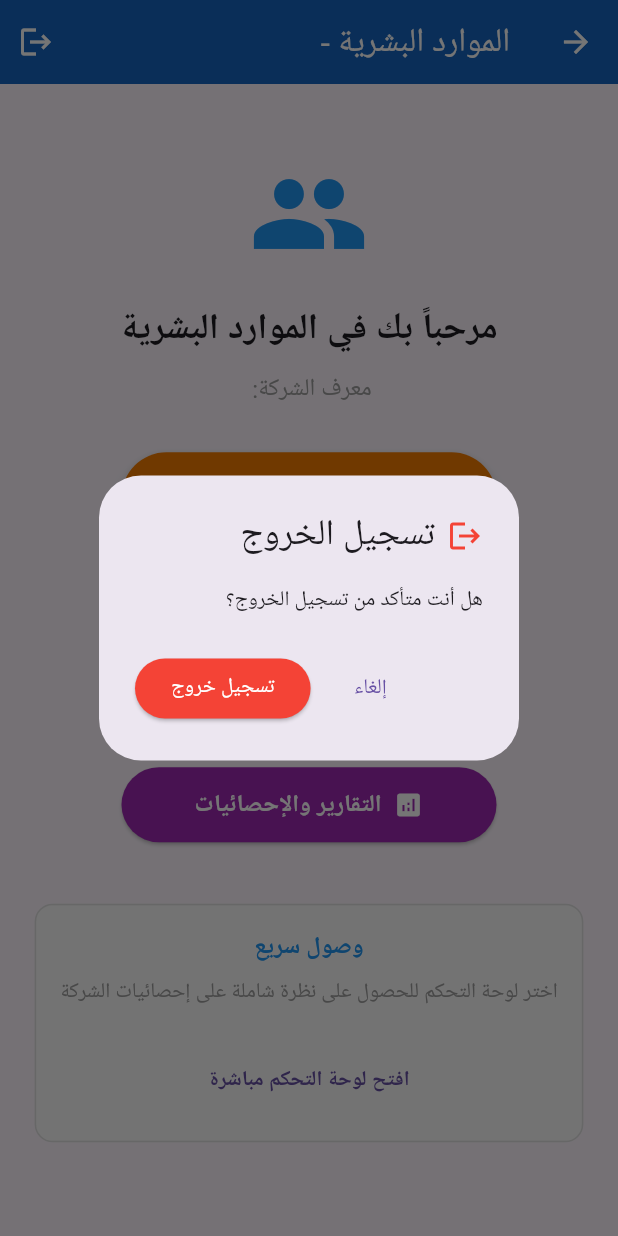
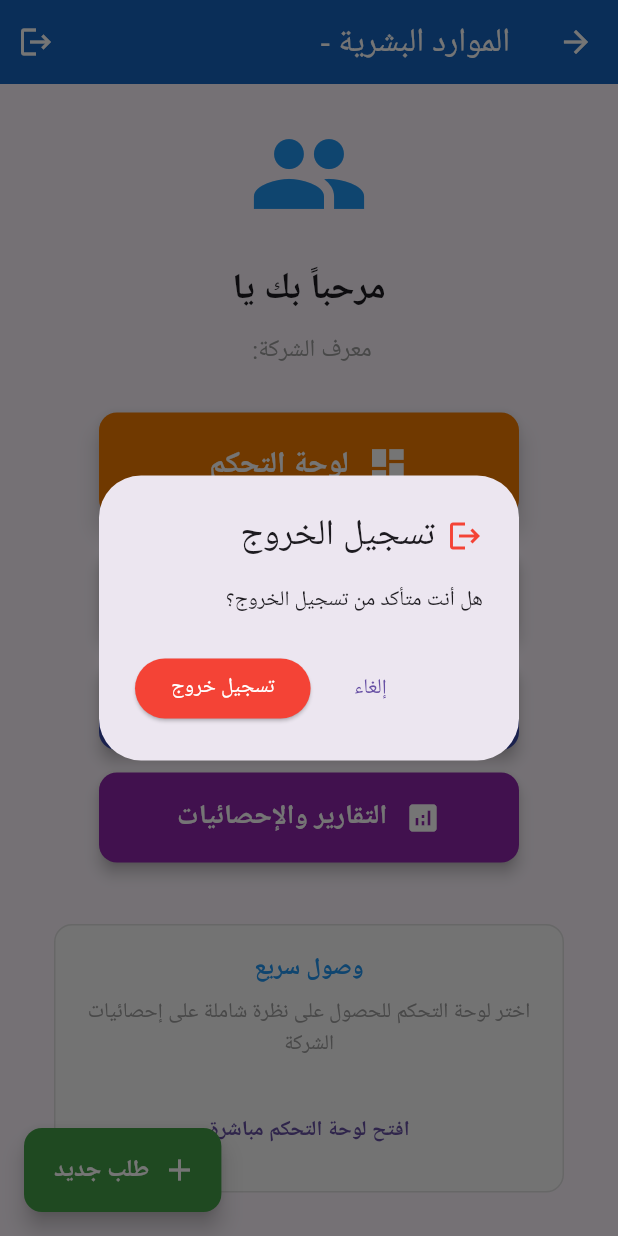
Before and after one commit to ahmedsima5-bot/DriversApp, a Flutter app: the HRMainScreen screen opened directly with empty values, after a tap on the "logout" icon, on a phone screen of 412 x 824 dp. Run offline on Flutter 3.47's test engine with Material 3 defaults, Android fonts, the phone set to English and light mode, and no system bars; our stand-ins replace cloud_firestore, firebase_auth, firebase_core, google_maps_flutter, image_picker, shared_preferences; accounts and stored records are empty; generated files the repository leaves out were written again; Roboto replaces fonts that are missing (Tajawal).

```diff
--- a/lib/Screens/hr/hr_main_screen.dart
+++ b/lib/Screens/hr/hr_main_screen.dart
@@ -5,6 +5,9 @@ import 'hr_requests_screen.dart';
 import 'hr_drivers_management.dart';
 import 'hr_reports_screen.dart';
 import 'hr_dashboard.dart';
+// 💡 استيراد شاشة طلب جديد (يجب التأكد من المسار الصحيح لديك)
+import '../requester/new_request_screen.dart';
+
 
 class HRMainScreen extends StatefulWidget {
   final String companyId;
@@ -22,10 +25,28 @@ class _HRMainScreenState extends State<HRMainScreen> {
   int _pendingRequestsCount = 0;
   bool _loadingPendingCount = true;
 
+  // 💡 تحديد بيانات افتراضية للمستخدم الحالي لعمل زر الطلب الجديد
+  String _currentUserId = 'HR_Admin_ID';
+  String _currentUserName = 'مسؤول الموارد البشرية';
+
+
   @override
   void initState() {
     super.initState();
     _loadPendingRequestsCount();
+    _getCurrentUserAndLoadCount(); // 💡 إضافة دالة جلب بيانات المستخدم
+  }
+
+  // 💡 دالة لجلب بيانات المستخدم الحالي
+  void _getCurrentUserAndLoadCount() {
+    final user = _auth.currentUser;
+    if (user != null) {
+      // في تطبيق حقيقي، يجب جلب اسم المستخدم من Firestore هنا
+      setState(() {
+        _currentUserId = user.uid;
+        _currentUserName = user.displayName ?? 'مسؤول الموارد البشرية';
+      });
+    }
   }
 
   Future<void> _loadPendingRequestsCount() async {
@@ -52,7 +73,10 @@ class _HRMainScreenState extends State<HRMainScreen> {
   Future<void> _logout() async {
     try {
       await _auth.signOut();
-      Navigator.pushReplacementNamed(context, '/login');
+      // تأكد من وجود مسار '/login' في ملف main.dart
+      if (mounted) {
+        Navigator.pushReplacementNamed(context, '/login');
+      }
     } catch (e) {
       print('❌ خطأ في تسجيل الخروج: $e');
     }
@@ -91,182 +115,15 @@ class _HRMainScreenState extends State<HRMainScreen> {
     );
   }
 
-  @override
-  Widget build(BuildContext context) {
-    return Scaffold(
-      appBar: AppBar(
-        title: Text('الموارد البشرية - ${widget.companyId}'),
-        backgroundColor: Colors.blue[800],
-        foregroundColor: Colors.white,
-        actions: [
-          IconButton(
-            icon: const Icon(Icons.logout),
-            onPressed: _showLogoutConfirmation,
-            tooltip: 'تسجيل الخروج',
-          ),
-        ],
-      ),
-      body: Center(
-        child: Column(
-          mainAxisAlignment: MainAxisAlignment.center,
-          children: [
-            const Icon(Icons.people, size: 80, color: Colors.blue),
-            const SizedBox(height: 20),
-            const Text(
-              'مرحباً بك في الموارد البشرية',
-              style: TextStyle(fontSize: 24, fontWeight: FontWeight.bold),
-            ),
-            const SizedBox(height: 10),
-            Text(
-              'معرف الشركة: ${widget.companyId}',
-              style: const TextStyle(fontSize: 16, color: Colors.grey),
-            ),
-            const SizedBox(height: 30),
-
-            // زر لوحة التحكم
-            ElevatedButton(
-              onPressed: () {
-                Navigator.of(context).push(
-                  MaterialPageRoute(
-                    builder: (context) => HRDashboard(companyId: widget.companyId),
-                  ),
-                );
-              },
-              style: ElevatedButton.styleFrom(
-                minimumSize: const Size(250, 60),
-                backgroundColor: Colors.orange[700],
-                foregroundColor: Colors.white,
-                elevation: 4,
-              ),
-              child: const Row(
-                mainAxisSize: MainAxisSize.min,
-                children: [
-                  Icon(Icons.dashboard, size: 24),
-                  SizedBox(width: 8),
-                  Text(
-                    'لوحة التحكم',
-                    style: TextStyle(fontSize: 18, fontWeight: FontWeight.bold),
-                  ),
-                ],
-              ),
-            ),
-
-            const SizedBox(height: 20),
-
-            // زر إدارة الطلبات مع إشعار
-            Stack(
-              children: [
-                ElevatedButton(
-                  onPressed: () {
-                    Navigator.of(context).push(
-                      MaterialPageRoute(
-                        builder: (context) => HRRequestsScreen(companyId: widget.companyId),
-                      ),
-                    ).then((_) => _loadPendingRequestsCount());
-                  },
-                  style: ElevatedButton.styleFrom(
-                    minimumSize: const Size(250, 50),
-                    backgroundColor: Colors.blue,
-                    foregroundColor: Colors.white,
-                  ),
-                  child: const Row(
-                    mainAxisSize: MainAxisSize.min,
-                    children: [
-                      Icon(Icons.request_page, size: 20),
-                      SizedBox(width: 8),
-                      Text(
-                        'إدارة الطلبات',
-                        style: TextStyle(fontSize: 16, fontWeight: FontWeight.bold),
-                      ),
-                    ],
-                  ),
-                ),
-                if (_pendingRequestsCount > 0 && !_loadingPendingCount)
-                  Positioned(
-                    right: 8,
-                    top: 8,
-                    child: Container(
-                      padding: const EdgeInsets.all(6),
-                      decoration: const BoxDecoration(
-                        color: Colors.red,
-                        shape: BoxShape.circle,
-                      ),
-                      child: Text(
-                        _pendingRequestsCount > 9 ? '9+' : _pendingRequestsCount.toString(),
-                        style: const TextStyle(
-                          color: Colors.white,
-                          fontSize: 12,
-                          fontWeight: FontWeight.bold,
-                        ),
-                      ),
-                    ),
-                  ),
-              ],
-            ),
-
-            const SizedBox(height: 15),
-
-            // زر إدارة السائقين
-            ElevatedButton(
-              onPressed: () {
-                Navigator.of(context).push(
-                  MaterialPageRoute(
-                    builder: (context) => HRDriversManagement(companyId: widget.companyId),
-                  ),
-                );
-              },
-              style: ElevatedButton.styleFrom(
-                minimumSize: const Size(250, 50),
-                backgroundColor: Colors.green,
-                foregroundColor: Colors.white,
-              ),
-              child: const Row(
-                mainAxisSize: MainAxisSize.min,
-                children: [
-                  Icon(Icons.directions_car, size: 20),
-                  SizedBox(width: 8),
-                  Text(
-                    'إدارة السائقين',
-                    style: TextStyle(fontSize: 16, fontWeight: FontWeight.bold),
-                  ),
-                ],
-              ),
-            ),
-
-            const SizedBox(height: 15),
-
-            // زر التقارير
-            ElevatedButton(
-              onPressed: () {
-                Navigator.of(context).push(
-                  MaterialPageRoute(
-                    builder: (context) => HRReportsScreen(companyId: widget.companyId),
-                  ),
-                );
-              },
-              style: ElevatedButton.styleFrom(
-                minimumSize: const Size(250, 50),
-                backgroundColor: Colors.purple,
-                foregroundColor: Colors.white,
-              ),
-              child: const Row(
-                mainAxisSize: MainAxisSize.min,
-                children: [
-                  Icon(Icons.analytics, size: 20),
-                  SizedBox(width: 8),
-                  Text(
-                    'التقارير والإحصائيات',
-                    style: TextStyle(fontSize: 16, fontWeight: FontWeight.bold),
-                  ),
-                ],
-              ),
-            ),
-
-            const SizedBox(height: 25),
-
-            // معلومات سريعة
-            _buildQuickInfo(),
-          ],
+  // 💡 دالة لفتح شاشة إنشاء طلب جديد
+  void _navigateToNewRequestScreen() {
+    Navigator.of(context).push(
+      MaterialPageRoute(
+        // يجب أن يكون هذا هو اسم الـ Class الصحيح لصفحة الطلب الجديد لديك
+        builder: (context) => NewTransferRequestScreen(
+          companyId: widget.companyId,
+          userId: _currentUserId, // نمرر الـ ID
+          userName: _currentUserName, // نمرر الاسم
         ),
       ),
     );
@@ -332,4 +189,216 @@ class _HRMainScreenState extends State<HRMainScreen> {
       ),
     );
   }
+
+  @override
+  Widget build(BuildContext context) {
+    return Scaffold(
+      appBar: AppBar(
+        title: Text('الموارد البشرية - ${widget.companyId}'),
+        backgroundColor: Colors.blue[800],
+        foregroundColor: Colors.white,
+        actions: [
+          IconButton(
+            icon: const Icon(Icons.logout),
+            onPressed: _showLogoutConfirmation,
+            tooltip: 'تسجيل الخروج',
+          ),
+        ],
+      ),
+      body: Center(
+        child: SingleChildScrollView( // 💡 استخدام SingleChildScrollView لضمان التمرير على الشاشات الصغيرة
+          padding: const EdgeInsets.all(20.0),
+          child: Column(
+            mainAxisAlignment: MainAxisAlignment.center,
+            children: [
+              const Icon(Icons.people, size: 80, color: Colors.blue),
+              const SizedBox(height: 20),
+              Text(
+                // 💡 ترحيب باسم المستخدم
+                'مرحباً بك يا ${_currentUserName}',
+                style: const TextStyle(fontSize: 24, fontWeight: FontWeight.bold),
+                textAlign: TextAlign.center,
+              ),
+              const SizedBox(height: 10),
+              Text(
+                'معرف الشركة: ${widget.companyId}',
+                style: const TextStyle(fontSize: 16, color: Colors.grey),
+              ),
+              const SizedBox(height: 30),
+
+              // زر لوحة التحكم
+              ElevatedButton(
+                onPressed: () {
+                  Navigator.of(context).push(
+                    MaterialPageRoute(
+                      builder: (context) => HRDashboard(companyId: widget.companyId),
+                    ),
+                  );
+                },
+                style: ElevatedButton.styleFrom(
+                  minimumSize: const Size(280, 70), // زيادة حجم الزر
+                  backgroundColor: Colors.orange[700],
+                  foregroundColor: Colors.white,
+                  elevation: 6, // زيادة الظل
+                  shape: RoundedRectangleBorder(borderRadius: BorderRadius.circular(12)),
+                ),
+                child: const Row(
+                  mainAxisSize: MainAxisSize.min,
+                  children: [
+                    Icon(Icons.dashboard, size: 28), // زيادة حجم الأيقونة
+                    SizedBox(width: 12),
+                    Text(
+                      'لوحة التحكم',
+                      style: TextStyle(fontSize: 20, fontWeight: FontWeight.bold),
+                    ),
+                  ],
+                ),
+              ),
+
+              const SizedBox(height: 20),
+
+              // ❌ تم حذف الزر القديم لإنشاء طلب نقل جديد من هنا
+
+              // زر إدارة الطلبات مع إشعار
+              Stack(
+                alignment: AlignmentDirectional.centerEnd, // تعديل المحاذاة ليكون الإشعار على اليسار في التصميم العربي
+                children: [
+                  ElevatedButton(
+                    onPressed: () {
+                      Navigator.of(context).push(
+                        MaterialPageRoute(
+                          builder: (context) => HRRequestsScreen(companyId: widget.companyId),
+                        ),
+                      ).then((_) => _loadPendingRequestsCount());
+                    },
+                    style: ElevatedButton.styleFrom(
+                      minimumSize: const Size(280, 60), // توحيد الحجم
+                      backgroundColor: Colors.blue.shade600,
+                      foregroundColor: Colors.white,
+                      elevation: 4,
+                      shape: RoundedRectangleBorder(borderRadius: BorderRadius.circular(12)),
+                    ),
+                    child: const Row(
+                      mainAxisSize: MainAxisSize.min,
+                      children: [
+                        Icon(Icons.request_page, size: 24),
+                        SizedBox(width: 12),
+                        Text(
+                          'إدارة الطلبات',
+                          style: TextStyle(fontSize: 18, fontWeight: FontWeight.bold),
+                        ),
+                      ],
+                    ),
+                  ),
+                  if (_pendingRequestsCount > 0 && !_loadingPendingCount)
+                    Positioned(
+                      // 💡 تعديل وضع الإشعار ليكون على اليسار (بداية الـ Stack)
+                      left: 10,
+                      top: 10,
+                      child: Container(
+                        padding: const EdgeInsets.all(6),
+                        decoration: const BoxDecoration(
+                          color: Colors.red,
+                          shape: BoxShape.circle,
+                        ),
+                        child: Text(
+                          _pendingRequestsCount > 9 ? '9+' : _pendingRequestsCount.toString(),
+                          style: const TextStyle(
+                            color: Colors.white,
+                            fontSize: 12,
+                            fontWeight: FontWeight.bold,
+                          ),
+                        ),
+                      ),
+                    ),
+                ],
+              ),
+
+              const SizedBox(height: 15),
+
+              // زر إدارة السائقين
+              ElevatedButton(
+                onPressed: () {
+                  Navigator.of(context).push(
+                    MaterialPageRoute(
+                      builder: (context) => HRDriversManagement(companyId: widget.companyId),
+                    ),
+                  );
+                },
+                style: ElevatedButton.styleFrom(
+                  minimumSize: const Size(280, 60),
+                  backgroundColor: Colors.indigo.shade600, // تغيير اللون لزيادة التباين
+                  foregroundColor: Colors.white,
+                  elevation: 4,
+                  shape: RoundedRectangleBorder(borderRadius: BorderRadius.circular(12)),
+                ),
+                child: const Row(
+                  mainAxisSize: MainAxisSize.min,
+                  children: [
+                    Icon(Icons.directions_car, size: 24),
+                    SizedBox(width: 12),
+                    Text(
+                      'إدارة السائقين',
+                      style: TextStyle(fontSize: 18, fontWeight: FontWeight.bold),
+                    ),
+                  ],
+                ),
+              ),
+
+              const SizedBox(height: 15),
+
+              // زر التقارير
+              ElevatedButton(
+                onPressed: () {
+                  Navigator.of(context).push(
+                    MaterialPageRoute(
+                      builder: (context) => HRReportsScreen(companyId: widget.companyId),
+                    ),
+                  );
+                },
+                style: ElevatedButton.styleFrom(
+                  minimumSize: const Size(280, 60),
+                  backgroundColor: Colors.purple.shade600,
+                  foregroundColor: Colors.white,
+                  elevation: 4,
+                  shape: RoundedRectangleBorder(borderRadius: BorderRadius.circular(12)),
+                ),
+                child: const Row(
+                  mainAxisSize: MainAxisSize.min,
+                  children: [
+                    Icon(Icons.analytics, size: 24),
+                    SizedBox(width: 12),
+                    Text(
+                      'التقارير والإحصائيات',
+                      style: TextStyle(fontSize: 18, fontWeight: FontWeight.bold),
+                    ),
+                  ],
+                ),
+              ),
+
+              const SizedBox(height: 25),
+
+              // معلومات سريعة
+              _buildQuickInfo(),
+            ],
+          ),
+        ),
+      ),
+      // 💡 إضافة الزر العائم في أسفل يسار الشاشة (Floating Action Button)
+      floatingActionButton: FloatingActionButton.extended(
+        onPressed: _navigateToNewRequestScreen,
+        tooltip: 'إنشاء طلب جديد', // الإيحاء النصي
+        backgroundColor: Colors.green[600],
+        foregroundColor: Colors.white,
+        shape: RoundedRectangleBorder(borderRadius: BorderRadius.circular(12)), // شكل مربع خفيف
+        icon: const Icon(Icons.add), // علامة +
+        label: const Text(
+          'طلب جديد', // النص المكتوب
+          style: TextStyle(fontWeight: FontWeight.bold, fontSize: 16),
+        ),
+      ),
+      // 💡 وضع الزر في أسفل يسار الشاشة (EndDocked/End) ليتناسب مع التصميم العربي
+      floatingActionButtonLocation: FloatingActionButtonLocation.endFloat,
+    );
+  }
 }
```
